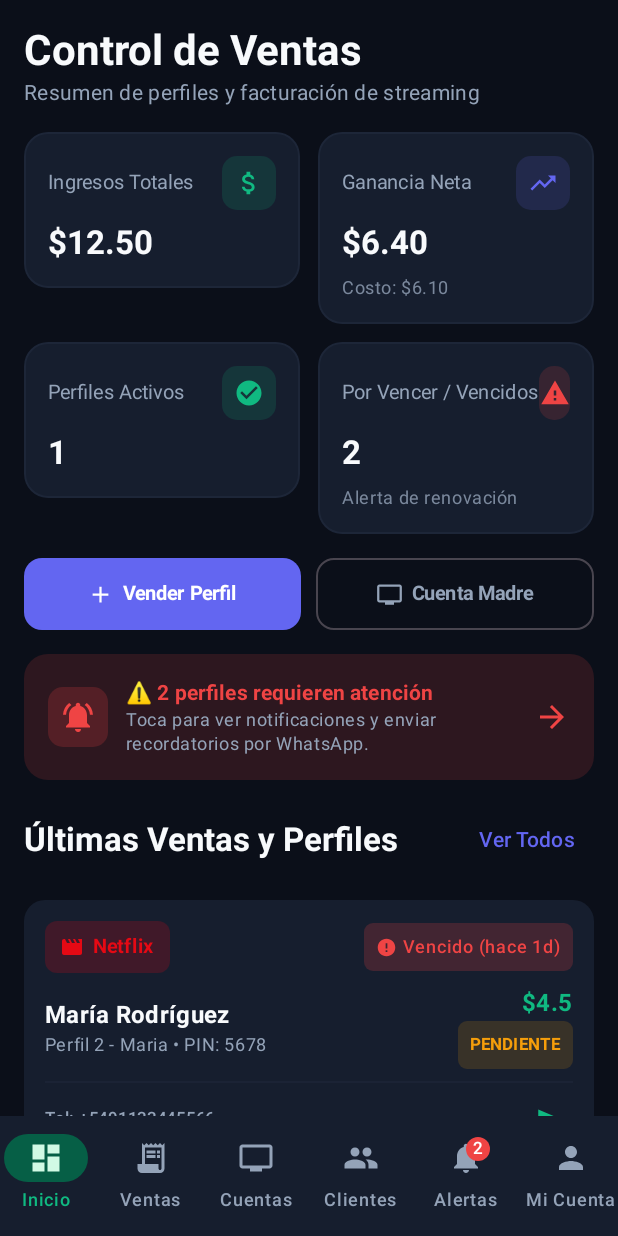
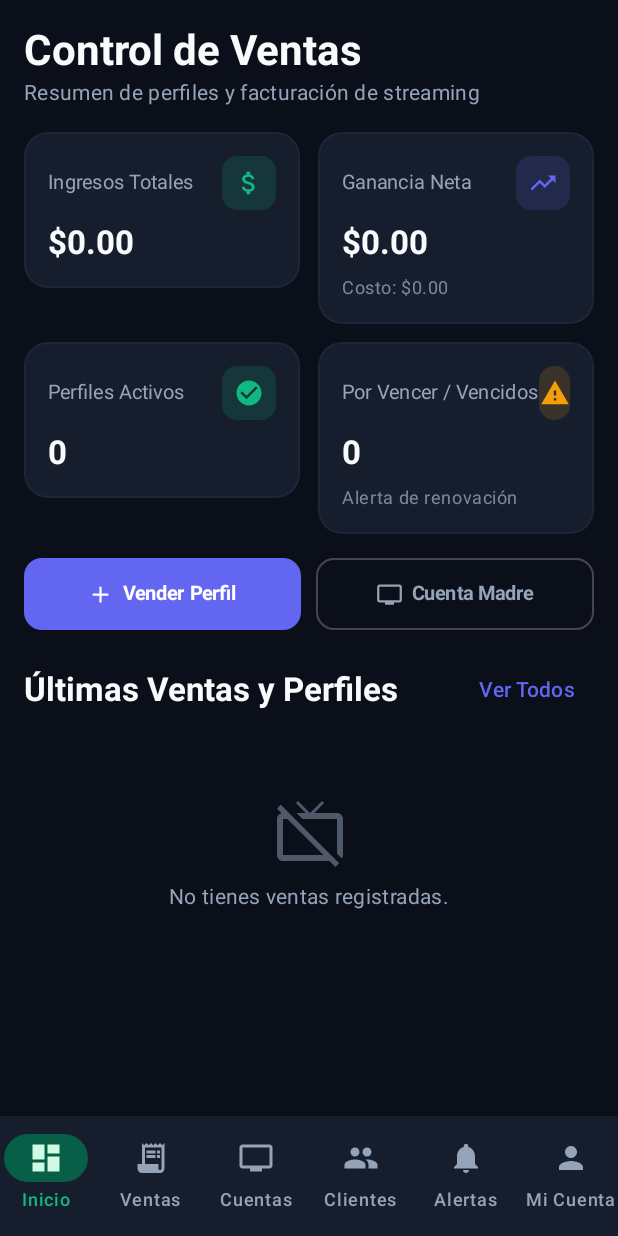
Before and after one commit to florenciaamor36-ship-it/Streaming-Flow-Pro, an Android app built with Jetpack Compose: the screen it shows after launch (MainActivity), after a tap on "Probar sin cuenta (Modo Local Directo)", on a phone screen of 412 x 824 dp. Run offline under Robolectric (Android 15) with nearby library versions, the phone set to English and light mode, and no system bars; our stand-ins replace Firebase (no records; nobody signed in at launch, a user with empty details on screens opened directly), Room's generated code; 1 other tap on this screen came first.

Commit message:
fix: require verified Firebase sessions and preserve local data

```diff
--- a/app/src/main/java/com/example/data/local/AppDatabase.kt
+++ b/app/src/main/java/com/example/data/local/AppDatabase.kt
@@ -29,8 +29,7 @@ abstract class AppDatabase : RoomDatabase() {
                     context.applicationContext,
                     AppDatabase::class.java,
                     "control_streaming_db"
-                ).fallbackToDestructiveMigration()
-                 .build()
+                ).build()
                 INSTANCE = instance
                 instance
             }
--- a/app/src/main/java/com/example/data/local/ClientDao.kt
+++ b/app/src/main/java/com/example/data/local/ClientDao.kt
@@ -14,6 +14,9 @@ interface ClientDao {
     @Query("SELECT * FROM clients WHERE id = :id AND userId = :userId LIMIT 1")
     suspend fun getClientById(id: String, userId: String): ClientEntity?
 
+    @Query("SELECT * FROM clients WHERE phone = :phone AND userId = :userId LIMIT 1")
+    suspend fun getClientByPhone(phone: String, userId: String): ClientEntity?
+
     @Insert(onConflict = OnConflictStrategy.REPLACE)
     suspend fun insertClient(client: ClientEntity)
 
--- a/app/src/main/java/com/example/data/repository/AuthRepository.kt
+++ b/app/src/main/java/com/example/data/repository/AuthRepository.kt
@@ -16,6 +16,16 @@ data class UserSession(
     val isGuest: Boolean
 )
 
+/** Only a Firebase UID confirmed by the currently authenticated Firebase user is an account session. */
+internal fun verifiedFirebaseSession(
+    operationUid: String?,
+    email: String?,
+    currentUid: String?
+): UserSession? {
+    if (operationUid.isNullOrBlank() || operationUid != currentUid) return null
+    return UserSession(userId = operationUid, email = email, isGuest = false)
+}
+
 class AuthRepository(context: Context) {
     private val tag = "AuthRepository"
     private val prefs: SharedPreferences = context.getSharedPreferences("auth_session", Context.MODE_PRIVATE)
@@ -24,104 +34,110 @@ class AuthRepository(context: Context) {
         try {
             FirebaseAuth.getInstance()
         } catch (e: Exception) {
-            Log.w(tag, "Firebase Auth not available: ${e.message}")
+            Log.w(tag, "Firebase Auth is unavailable")
             null
         }
     }
 
-    private val _userSession = MutableStateFlow<UserSession?>(loadSavedSession())
+    private val _userSession = MutableStateFlow<UserSession?>(loadVerifiedSession())
     val userSession: StateFlow<UserSession?> = _userSession.asStateFlow()
 
-    private fun loadSavedSession(): UserSession? {
-        val savedUserId = prefs.getString("user_id", null) ?: return null
-        val savedEmail = prefs.getString("user_email", null)
-        val isGuest = prefs.getBoolean("is_guest", false)
-        return UserSession(savedUserId, savedEmail, isGuest)
+    private fun loadVerifiedSession(): UserSession? {
+        val user = firebaseAuth?.currentUser
+        if (user != null) {
+            return verifiedFirebaseSession(user.uid, user.email, user.uid)
         }
 
-    private fun saveSession(session: UserSession) {
-        prefs.edit()
-            .putString("user_id", session.userId)
-            .putString("user_email", session.email)
-            .putBoolean("is_guest", session.isGuest)
-            .apply()
-        _userSession.value = session
+        // Guest access is a separate, explicit local-only state. Legacy guest sessions are
+        // accepted only when their old marker and guest-prefixed ID are both present.
+        val guestId = prefs.getString(KEY_GUEST_ID, null)
+        val legacyId = prefs.getString("user_id", null)
+        val legacyGuest = prefs.getBoolean("is_guest", false) && legacyId?.startsWith("guest_") == true
+        val guestActive = prefs.getBoolean(KEY_GUEST_ACTIVE, false) || legacyGuest
+        if (guestActive) {
+            val id = guestId ?: legacyId ?: return null
+            if (!id.startsWith("guest_")) return null
+            prefs.edit().putString(KEY_GUEST_ID, id).putBoolean(KEY_GUEST_ACTIVE, true).apply()
+            return UserSession(userId = id, email = "Invitado Local", isGuest = true)
+        }
+        // Old locally fabricated email sessions are never authenticated or restored.
+        return null
     }
 
+    private fun authUnavailable(): Result<UserSession> =
+        Result.failure(IllegalStateException("El servicio de autenticación no está disponible. Probá más tarde."))
+
     suspend fun signInWithEmail(email: String, pass: String): Result<UserSession> {
-        val auth = firebaseAuth
-        return if (auth != null) {
-            try {
+        val auth = firebaseAuth ?: return authUnavailable()
+        return try {
             val result = auth.signInWithEmailAndPassword(email, pass).await()
             val user = result.user
-                if (user != null) {
-                    val session = UserSession(userId = user.uid, email = user.email, isGuest = false)
-                    saveSession(session)
+            val session = verifiedFirebaseSession(user?.uid, user?.email, auth.currentUser?.uid)
+                ?: return Result.failure(IllegalStateException("Firebase no confirmó una sesión válida."))
+            prefs.edit().putBoolean(KEY_GUEST_ACTIVE, false).apply()
+            _userSession.value = session
             Result.success(session)
-                } else {
-                    Result.failure(Exception("Error al obtener usuario de Firebase"))
-                }
         } catch (e: Exception) {
-                // Fallback local partition for email
-                val localUid = "user_" + email.lowercase().replace(Regex("[^a-z0-9]"), "_")
-                val session = UserSession(userId = localUid, email = email, isGuest = false)
-                saveSession(session)
-                Result.success(session)
-            }
-        } else {
-            // Local fallback partition
-            val localUid = "user_" + email.lowercase().replace(Regex("[^a-z0-9]"), "_")
-            val session = UserSession(userId = localUid, email = email, isGuest = false)
-            saveSession(session)
-            Result.success(session)
+            Result.failure(e)
         }
     }
 
     suspend fun registerWithEmail(email: String, pass: String): Result<UserSession> {
-        val auth = firebaseAuth
-        return if (auth != null) {
-            try {
+        val auth = firebaseAuth ?: return authUnavailable()
+        return try {
             val result = auth.createUserWithEmailAndPassword(email, pass).await()
             val user = result.user
-                if (user != null) {
-                    val session = UserSession(userId = user.uid, email = user.email, isGuest = false)
-                    saveSession(session)
+            val session = verifiedFirebaseSession(user?.uid, user?.email, auth.currentUser?.uid)
+                ?: return Result.failure(IllegalStateException("Firebase no confirmó una sesión válida."))
+            prefs.edit().putBoolean(KEY_GUEST_ACTIVE, false).apply()
+            _userSession.value = session
             Result.success(session)
-                } else {
-                    Result.failure(Exception("Error al registrar en Firebase"))
-                }
         } catch (e: Exception) {
-                val localUid = "user_" + email.lowercase().replace(Regex("[^a-z0-9]"), "_")
-                val session = UserSession(userId = localUid, email = email, isGuest = false)
-                saveSession(session)
-                Result.success(session)
-            }
-        } else {
-            val localUid = "user_" + email.lowercase().replace(Regex("[^a-z0-9]"), "_")
-            val session = UserSession(userId = localUid, email = email, isGuest = false)
-            saveSession(session)
-            Result.success(session)
+            Result.failure(e)
         }
     }
 
     fun signInAsGuest(): UserSession {
-        var guestId = prefs.getString("guest_id", null)
-        if (guestId == null) {
-            guestId = "guest_" + UUID.randomUUID().toString().take(8)
-            prefs.edit().putString("guest_id", guestId).apply()
+        // Do not let an authenticated Firebase account remain active while using a local guest partition.
+        try {
+            firebaseAuth?.signOut()
+        } catch (e: Exception) {
+            Log.w(tag, "Firebase sign-out before guest mode failed")
         }
-        val session = UserSession(userId = guestId, email = "Invitado Local", isGuest = true)
-        saveSession(session)
-        return session
+        val guestId = prefs.getString(KEY_GUEST_ID, null)
+            ?.takeIf { it.startsWith("guest_") }
+            ?: "guest_${UUID.randomUUID()}"
+        prefs.edit()
+            .putString(KEY_GUEST_ID, guestId)
+            .putBoolean(KEY_GUEST_ACTIVE, true)
+            .remove("user_id")
+            .remove("user_email")
+            .remove("is_guest")
+            .apply()
+        return UserSession(userId = guestId, email = "Invitado Local", isGuest = true).also {
+            _userSession.value = it
+        }
     }
 
     fun signOut() {
         try {
             firebaseAuth?.signOut()
         } catch (e: Exception) {
-            Log.e(tag, "Error signing out: ${e.message}")
-        }
-        prefs.edit().remove("user_id").remove("user_email").remove("is_guest").apply()
+            Log.w(tag, "Firebase sign-out failed")
+        } finally {
+            // Retain guest data and its stable partition ID, but never restore a logged-out guest session.
+            prefs.edit()
+                .putBoolean(KEY_GUEST_ACTIVE, false)
+                .remove("user_id")
+                .remove("user_email")
+                .remove("is_guest")
+                .apply()
             _userSession.value = null
         }
     }
+
+    private companion object {
+        const val KEY_GUEST_ID = "guest_id"
+        const val KEY_GUEST_ACTIVE = "guest_active"
+    }
+}
--- a/app/src/main/java/com/example/data/repository/StreamingRepository.kt
+++ b/app/src/main/java/com/example/data/repository/StreamingRepository.kt
@@ -7,6 +7,7 @@ import com.example.data.local.StreamingAccountEntity
 import com.example.data.remote.FirebaseSyncManager
 import kotlinx.coroutines.flow.Flow
 import kotlinx.coroutines.flow.emptyFlow
+import java.util.UUID
 
 class StreamingRepository(
     private val db: AppDatabase,
@@ -43,10 +44,10 @@ class StreamingRepository(
         firebaseSync.saveSaleToFirestore(sale)
 
         // Automatically ensure client is saved in client directory
-        val existingClient = clientDao.getClientById(sale.clientPhone, sale.userId)
+        val existingClient = if (sale.clientPhone.isBlank()) null else clientDao.getClientByPhone(sale.clientPhone, sale.userId)
         if (existingClient == null && sale.clientName.isNotBlank()) {
             val newClient = ClientEntity(
-                id = sale.clientPhone.ifBlank { sale.clientName.lowercase().replace(" ", "_") },
+                id = "client_${UUID.randomUUID()}",
                 userId = sale.userId,
                 name = sale.clientName,
                 phone = sale.clientPhone
@@ -93,98 +94,4 @@ class StreamingRepository(
         firebaseSync.deleteClientFromFirestore(userId, clientId)
     }
 
-    // --- SAMPLE DEMO DATA POPULATION (FOR FIRST TIME USERS) ---
-    suspend fun populateSampleDataIfEmpty(userId: String) {
-        val currentAccounts = accountDao.getAccountById("sample_1", userId)
-        if (currentAccounts == null) {
-            val now = System.currentTimeMillis()
-            val dayMs = 24 * 60 * 60 * 1000L
-
-            val account1 = StreamingAccountEntity(
-                id = "acc_netflix_1",
-                userId = userId,
-                platformName = "Netflix",
-                accountEmail = "ventas.netflix@stream.com",
-                accountPassword = "Pass1234#",
-                maxProfiles = 5,
-                cost = 12.0,
-                purchaseDate = now - (15 * dayMs),
-                expirationDate = now + (15 * dayMs)
-            )
-
-            val account2 = StreamingAccountEntity(
-                id = "acc_disney_1",
-                userId = userId,
-                platformName = "Disney+",
-                accountEmail = "cuentas.disney@stream.com",
-                accountPassword = "Pass1234#",
-                maxProfiles = 7,
-                cost = 9.0,
-                purchaseDate = now - (20 * dayMs),
-                expirationDate = now + (10 * dayMs)
-            )
-
-            saveAccount(account1)
-            saveAccount(account2)
-
-            // Sales
-            val sale1 = ProfileSaleEntity(
-                id = "sale_1",
-                userId = userId,
-                accountId = account1.id,
-                platformName = "Netflix",
-                accountEmail = account1.accountEmail,
-                profileName = "Perfil 1 - Carlos",
-                profilePin = "1234",
-                clientName = "Carlos Gómez",
-                clientPhone = "+5491122334455",
-                salePrice = 4.50,
-                costPrice = 2.40,
-                saleDate = now - (28 * dayMs),
-                expirationDate = now + (2 * dayMs), // Expires in 2 days (WARN)
-                paymentStatus = "PAID",
-                renewalStatus = "ACTIVE"
-            )
-
-            val sale2 = ProfileSaleEntity(
-                id = "sale_2",
-                userId = userId,
-                accountId = account1.id,
-                platformName = "Netflix",
-                accountEmail = account1.accountEmail,
-                profileName = "Perfil 2 - Maria",
-                profilePin = "5678",
-                clientName = "María Rodríguez",
-                clientPhone = "+5491133445566",
-                salePrice = 4.50,
-                costPrice = 2.40,
-                saleDate = now - (30 * dayMs),
-                expirationDate = now - (1 * dayMs), // Expired yesterday!
-                paymentStatus = "PENDING",
-                renewalStatus = "ACTIVE"
-            )
-
-            val sale3 = ProfileSaleEntity(
-                id = "sale_3",
-                userId = userId,
-                accountId = account2.id,
-                platformName = "Disney+",
-                accountEmail = account2.accountEmail,
-                profileName = "Perfil 1 - Juan",
-                profilePin = "0000",
-                clientName = "Juan Pérez",
-                clientPhone = "+5491144556677",
-                salePrice = 3.50,
-                costPrice = 1.30,
-                saleDate = now - (10 * dayMs),
-                expirationDate = now + (20 * dayMs),
-                paymentStatus = "PAID",
-                renewalStatus = "ACTIVE"
-            )
-
-            saveSale(sale1)
-            saveSale(sale2)
-            saveSale(sale3)
-        }
-    }
 }
--- a/app/src/main/java/com/example/ui/MainViewModel.kt
+++ b/app/src/main/java/com/example/ui/MainViewModel.kt
@@ -58,7 +58,6 @@ class MainViewModel(application: Application) : AndroidViewModel(application) {
     val accounts: StateFlow<List<StreamingAccountEntity>> = userSession
         .flatMapLatest { session ->
             if (session != null) {
-                streamingRepository.populateSampleDataIfEmpty(session.userId)
                 streamingRepository.getAccountsForUser(session.userId)
             } else {
                 flowOf(emptyList())
--- a/app/src/main/java/com/example/ui/dialogs/AddEditAccountDialog.kt
+++ b/app/src/main/java/com/example/ui/dialogs/AddEditAccountDialog.kt
@@ -224,7 +224,7 @@ fun AddEditAccountDialog(
                             val expiration = existingAccount?.expirationDate ?: DateFormatter.addDaysToCurrentTime(days)
 
                             val accountEntity = StreamingAccountEntity(
-                                id = existingAccount?.id ?: ("acc_" + UUID.randomUUID().toString().take(8)),
+                                id = existingAccount?.id ?: ("acc_" + UUID.randomUUID().toString()),
                                 userId = existingAccount?.userId ?: "",
                                 platformName = finalPlatformName,
                                 accountEmail = accountEmail,
--- a/app/src/main/java/com/example/ui/dialogs/AddEditClientDialog.kt
+++ b/app/src/main/java/com/example/ui/dialogs/AddEditClientDialog.kt
@@ -105,7 +105,7 @@ fun AddEditClientDialog(
                                 return@Button
                             }
                             val client = ClientEntity(
-                                id = "client_" + UUID.randomUUID().toString().take(8),
+                                id = "client_" + UUID.randomUUID().toString(),
                                 userId = "",
                                 name = name,
                                 phone = phone,
--- a/app/src/main/java/com/example/ui/dialogs/AddEditSaleDialog.kt
+++ b/app/src/main/java/com/example/ui/dialogs/AddEditSaleDialog.kt
@@ -354,7 +354,7 @@ fun AddEditSaleDialog(
                             val expiration = existingSale?.expirationDate ?: DateFormatter.addDaysToCurrentTime(days)
 
                             val saleEntity = ProfileSaleEntity(
-                                id = existingSale?.id ?: ("sale_" + UUID.randomUUID().toString().take(8)),
+                                id = existingSale?.id ?: ("sale_" + UUID.randomUUID().toString()),
                                 userId = existingSale?.userId ?: "",
                                 accountId = selectedAccount?.id ?: existingSale?.accountId ?: "",
                                 platformName = platformName.ifBlank { "Streaming" },
```
Also changed, not shown: app/src/main/java/com/example/data/remote/FirebaseSyncManager.kt (+25 -15 lines), gradle/wrapper/gradle-wrapper.properties, 5 other files. Lines whose indentation alone changed are shown as unchanged.
